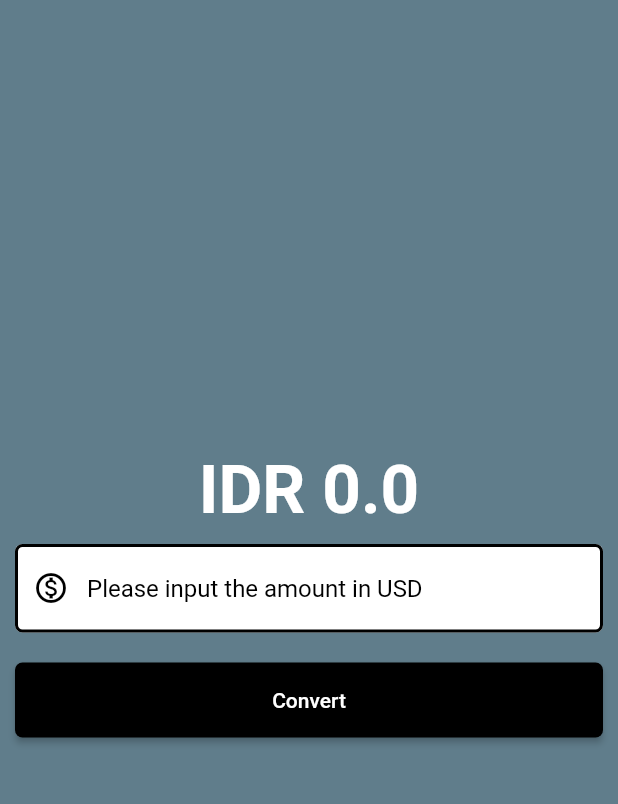
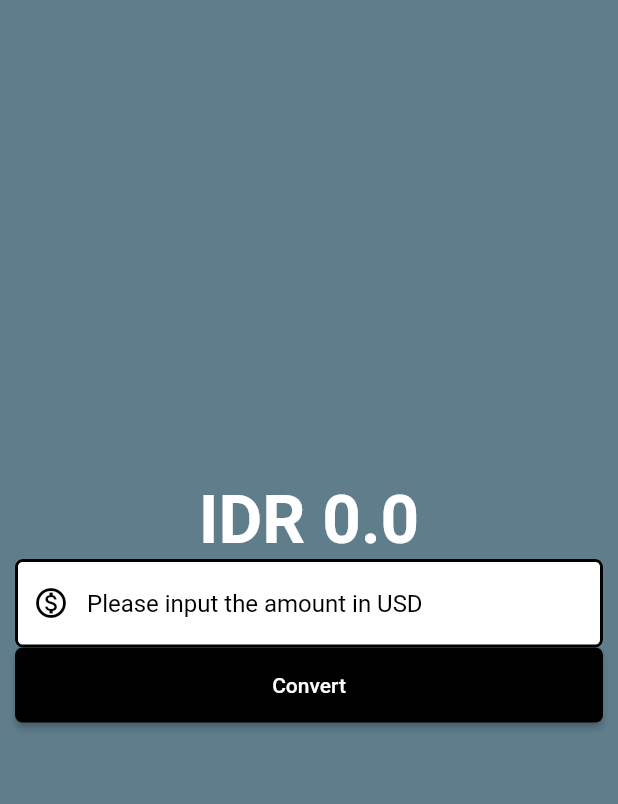
Before and after one commit to gustionusamba24/currency_converter, a Flutter app: the screen it shows after launch, on a phone screen of 412 x 824 dp, the part 59-863 px from its top. Run offline on Flutter 3.47's test engine with Material 2 defaults, Android fonts, the phone set to English and light mode, and no system bars.

Commit message:
wrap the padding widget in the column widget

```diff
--- a/lib/currency_converter_page.dart
+++ b/lib/currency_converter_page.dart
@@ -34,6 +34,8 @@ class _CurrencyConverterPageState extends State<CurrencyConverterPage> {
         title: const Text("Currency Converter"),
       ),
       body: Center(
+        child: Padding(
+          padding: const EdgeInsets.all(10),
           child: Column(
             mainAxisAlignment: MainAxisAlignment.center,
             children: [
@@ -45,9 +47,7 @@ class _CurrencyConverterPageState extends State<CurrencyConverterPage> {
                   color: Color.fromARGB(255, 255, 255, 255),
                 ),
               ),
-            Padding(
-              padding: const EdgeInsets.all(10),
-              child: TextField(
+              TextField(
                 controller: textEditingController,
                 style: const TextStyle(
                   color: Colors.black,
@@ -68,10 +68,7 @@ class _CurrencyConverterPageState extends State<CurrencyConverterPage> {
                   decimal: true,
                 ),
               ),
-            ),
-            Padding(
-              padding: const EdgeInsets.all(10),
-              child: ElevatedButton(
+              ElevatedButton(
                 onPressed: convert,
                 style: TextButton.styleFrom(
                   foregroundColor: Colors.white,
@@ -82,9 +79,9 @@ class _CurrencyConverterPageState extends State<CurrencyConverterPage> {
                   ),
                 ),
                 child: const Text("Convert"),
-              ),
               )
             ],
+          ),
         ),
       ),
     );
```
Lines whose indentation alone changed are shown as unchanged.
